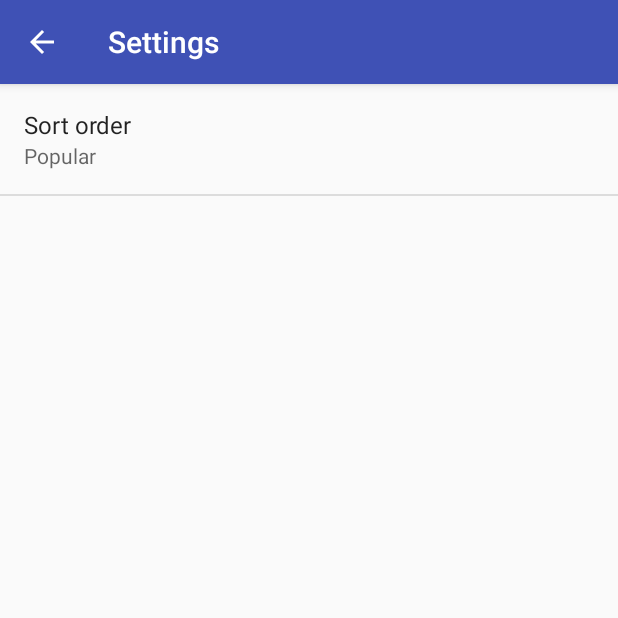
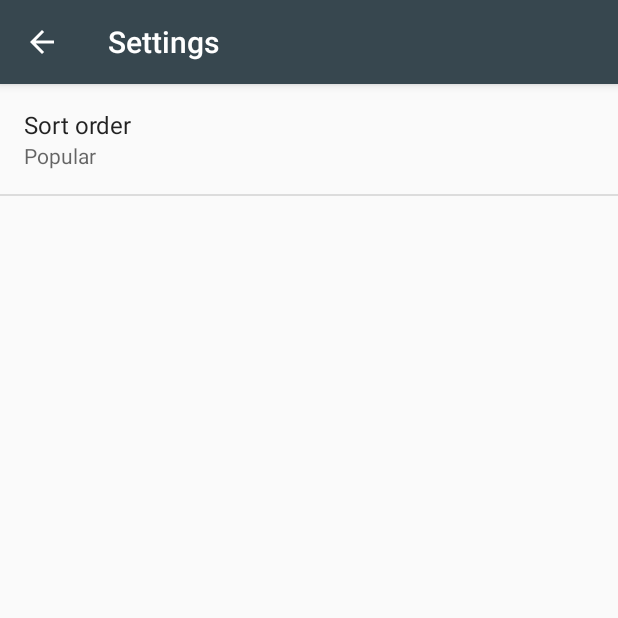
Before and after one commit to ankitkesarwani/popular-movies-stage-1, an Android app: the SettingsActivity screen opened directly, with no data from a screen before it, on a phone screen of 412 x 824 dp, the top half of it. Run offline under Robolectric (Android 15) with nearby library versions, the phone set to English and light mode, and no system bars.

Commit message:
Change application colors

```diff
--- a/app/src/main/res/values/colors.xml
+++ b/app/src/main/res/values/colors.xml
@@ -1,6 +1,7 @@
 <?xml version="1.0" encoding="utf-8"?>
 <resources>
-    <color name="colorPrimary">#3F51B5</color>
-    <color name="colorPrimaryDark">#303F9F</color>
-    <color name="colorAccent">#FF4081</color>
+    <color name="colorPrimary">#37474F</color>
+    <color name="colorPrimaryDark">#263238</color>
+    <color name="colorAccent">#0277BD</color>
+
 </resources>
```
